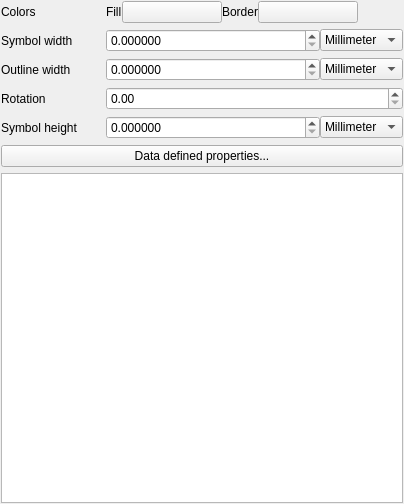
First picture: the form in src/ui/symbollayer/widget_ellipse.ui, repository qgis/QGIS, before the edit.
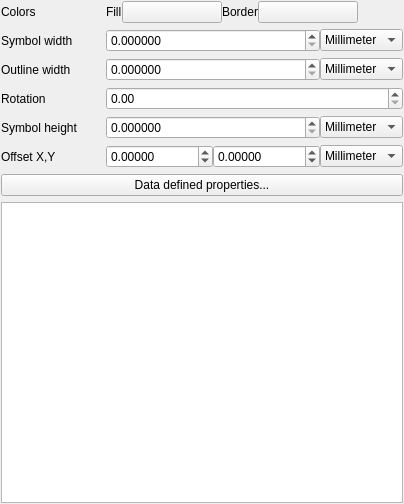
Second picture: the form after the edit. Custom widgets are drawn as their Qt base class.

Commit message: Fix offset for ellipse renderer

```diff
--- a/src/ui/symbollayer/widget_ellipse.ui
+++ b/src/ui/symbollayer/widget_ellipse.ui
@@ -255,7 +255,7 @@
        </item>
       </layout>
      </item>
-     <item row="6" column="0" colspan="2">
+     <item row="7" column="0" colspan="2">
       <widget class="QPushButton" name="mDataDefinedPropertiesButton">
        <property name="sizePolicy">
         <sizepolicy hsizetype="Minimum" vsizetype="Fixed">
@@ -268,6 +268,63 @@
        </property>
       </widget>
      </item>
+     <item row="6" column="1">
+      <layout class="QHBoxLayout" name="horizontalLayout_5">
+       <item>
+        <widget class="QDoubleSpinBox" name="spinOffsetX">
+         <property name="sizePolicy">
+          <sizepolicy hsizetype="Minimum" vsizetype="Fixed">
+           <horstretch>1</horstretch>
+           <verstretch>0</verstretch>
+          </sizepolicy>
+         </property>
+         <property name="decimals">
+          <number>5</number>
+         </property>
+         <property name="minimum">
+          <double>-100.000000000000000</double>
+         </property>
+        </widget>
+       </item>
+       <item>
+        <widget class="QDoubleSpinBox" name="spinOffsetY">
+         <property name="sizePolicy">
+          <sizepolicy hsizetype="Minimum" vsizetype="Fixed">
+           <horstretch>1</horstretch>
+           <verstretch>0</verstretch>
+          </sizepolicy>
+         </property>
+         <property name="decimals">
+          <number>5</number>
+         </property>
+         <property name="minimum">
+          <double>-100.000000000000000</double>
+         </property>
+        </widget>
+       </item>
+       <item>
+        <widget class="QComboBox" name="mOffsetUnitComboBox">
+         <item>
+          <property name="text">
+           <string>Millimeter</string>
+          </property>
+         </item>
+         <item>
+          <property name="text">
+           <string>Map unit</string>
+          </property>
+         </item>
+        </widget>
+       </item>
+      </layout>
+     </item>
+     <item row="6" column="0">
+      <widget class="QLabel" name="label_5">
+       <property name="text">
+        <string>Offset X,Y</string>
+       </property>
+      </widget>
+     </item>
     </layout>
    </item>
    <item row="1" column="0">
```
The commit also changes 7 other files.
